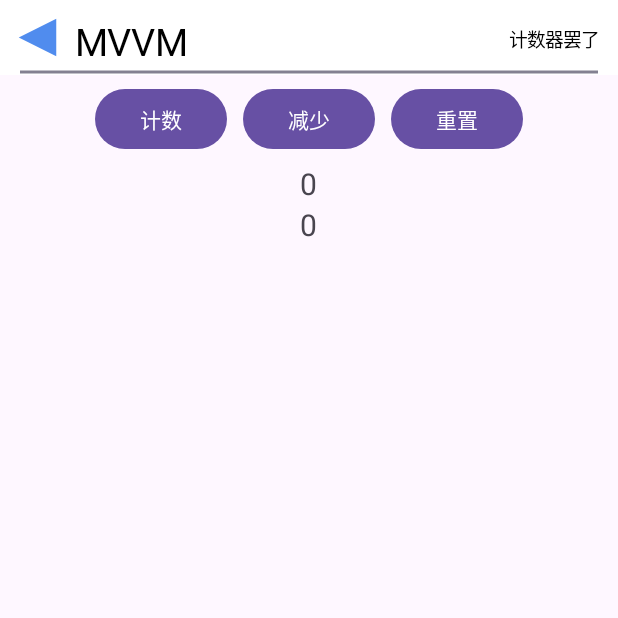
After one commit to Jungezi/AndroidUITest, an Android app: the MvvmTestActivity screen opened directly, with no data from a screen before it, on a phone screen of 412 x 824 dp, the top half of it. The commit adds this screen. Run offline under Robolectric (Android 15) with nearby library versions, the phone set to English and light mode, and no system bars; our stand-ins replace data binding.

Commit message:
观察者 ViewModel + LiveData / DataBinding

```diff
--- a/app/build.gradle.kts
+++ b/app/build.gradle.kts
@@ -29,6 +29,9 @@ android {
         sourceCompatibility = JavaVersion.VERSION_1_8
         targetCompatibility = JavaVersion.VERSION_1_8
     }
+    buildFeatures{
+        dataBinding = true
+    }
 }
 
 dependencies {
@@ -42,6 +45,7 @@ dependencies {
     androidTestImplementation(libs.ext.junit)
     androidTestImplementation(libs.espresso.core)
     implementation(libs.okhttp)
-    implementation("com.google.code.gson:gson:2.11.0")
+    implementation(libs.gson)
+    implementation(libs.lifecycle.extensions)
 
 }
--- a/app/src/main/AndroidManifest.xml
+++ b/app/src/main/AndroidManifest.xml
@@ -14,6 +14,9 @@
         android:supportsRtl="true"
         android:theme="@style/Theme.UItest"
         tools:targetApi="31">
+        <activity
+            android:name=".mvvmtest.MvvmTestActivity"
+            android:exported="false" />
         <activity
             android:name=".viewtest.MyViewActivity"
             android:exported="false" />
--- a/app/src/main/java/com/www233/uitest/MainActivity.java
+++ b/app/src/main/java/com/www233/uitest/MainActivity.java
@@ -13,6 +13,7 @@ import androidx.core.view.WindowInsetsCompat;
 
 import com.www233.uitest.charttest.PracticeChartActivity;
 import com.www233.uitest.httptest.PracticeInternetActivity;
+import com.www233.uitest.mvvmtest.MvvmTestActivity;
 import com.www233.uitest.viewtest.MyViewActivity;
 
 public class MainActivity extends AppCompatActivity {
@@ -54,4 +55,9 @@ public class MainActivity extends AppCompatActivity {
         startActivity(intent);
 
     }
+
+    public void toMvvm(View view) {
+        Intent intent = new Intent(this, MvvmTestActivity.class);
+        startActivity(intent);
+    }
 }
--- /dev/null
+++ b/app/src/main/java/com/www233/uitest/mvvmtest/MvvmTestActivity.java
@@ -0,0 +1,97 @@
+package com.www233.uitest.mvvmtest;
+
+import android.content.Context;
+import android.content.SharedPreferences;
+import android.os.Bundle;
+import android.util.Log;
+import android.view.View;
+import android.widget.TextView;
+
+import androidx.activity.EdgeToEdge;
+import androidx.appcompat.app.AppCompatActivity;
+import androidx.core.graphics.Insets;
+import androidx.core.view.ViewCompat;
+import androidx.core.view.WindowInsetsCompat;
+import androidx.databinding.DataBindingUtil;
+import androidx.databinding.ViewDataBinding;
+import androidx.lifecycle.Observer;
+import androidx.lifecycle.ViewModelProvider;
+
+import com.www233.uitest.R;
+import com.www233.uitest.databinding.ActivityMvvmTestBinding;
+
+public class MvvmTestActivity extends AppCompatActivity {
+    private static final String TAG = "myView";
+    MyViewModel myViewModel;
+    SharedPreferences preferences;
+    ActivityMvvmTestBinding viewDataBinding;
+    MyObservable myObservable;
+
+    @Override
+    protected void onCreate(Bundle savedInstanceState) {
+        super.onCreate(savedInstanceState);
+        EdgeToEdge.enable(this);
+        viewDataBinding = DataBindingUtil.setContentView(this, R.layout.activity_mvvm_test);
+//        setContentView(R.layout.activity_mvvm_test);
+        ViewCompat.setOnApplyWindowInsetsListener(findViewById(R.id.main), (v, insets) -> {
+            Insets systemBars = insets.getInsets(WindowInsetsCompat.Type.systemBars());
+            v.setPadding(systemBars.left, systemBars.top, systemBars.right, systemBars.bottom);
+            return insets;
+        });
+
+        getLifecycle().addObserver(new MyObserver(getLifecycle()));
+        initViewModel();
+//        initButton();
+//        initText();
+
+
+    }
+
+    private void initViewModel() {
+        preferences = getPreferences(Context.MODE_PRIVATE);
+        int num = preferences.getInt("CNT", 0);
+        Log.e(TAG, "initViewModel: ");
+        myViewModel = new ViewModelProvider(this,new MyViewModelFactory(num)).get(MyViewModel.class);
+        myObservable = new MyObservable(num);
+
+        Log.e(TAG, "initViewModel: vm1" );
+        myViewModel.getCnt().observe(this, new Observer<Integer>() {
+            @Override
+            public void onChanged(Integer integer) {
+                TextView tv = findViewById(R.id.tv_cnt);
+                tv.setText(String.valueOf(integer));
+            }
+        }); // viewmodel + livedata
+
+        Log.e(TAG, "initViewModel: vm2");
+        viewDataBinding.setVm2(myObservable);       // dataBinding
+        viewDataBinding.setListener(new Listener());
+//        viewDataBinding.setLifecycleOwner(this);
+        Log.e(TAG, "initViewModel: done");
+    }
+
+
+    public class Listener {
+        public void clear() {
+            myViewModel.clear();
+            myObservable.clear();
+        }
+
+        public void plusone() {
+            myViewModel.plusone();
+            myObservable.plusone();
+        }
+
+        public void minusone() {
+            myViewModel.minusone();
+            myObservable.minusone();
+        }
+    }
+
+
+    @Override
+    protected void onPause() {
+        super.onPause();
+        preferences.edit().putInt("CNT", myObservable.getCnt()).apply();  // 存储计数次数
+    }
+}
--- /dev/null
+++ b/app/src/main/java/com/www233/uitest/mvvmtest/MyObservable.java
@@ -0,0 +1,42 @@
+package com.www233.uitest.mvvmtest;
+
+import androidx.databinding.BaseObservable;
+import androidx.databinding.Bindable;
+
+import com.www233.uitest.BR;
+
+
+public class MyObservable extends BaseObservable {
+    private int cnt;
+
+    public MyObservable(int cnt) {
+        this.cnt = cnt;
+    }
+
+    @Bindable
+    public int getCnt() {
+        return cnt;
+    }
+
+    public void setCnt(int cnt) {
+        this.cnt = cnt;
+        notifyPropertyChanged(BR.cnt);
+    }
+    public void clear()
+    {
+        this.cnt = 0;
+        notifyPropertyChanged(BR.cnt);
+    }
+
+    public void plusone()
+    {
+        cnt = cnt + 1;
+        notifyPropertyChanged(BR.cnt);
+    }
+
+    public void minusone()
+    {
+        cnt = cnt - 1;
+        notifyPropertyChanged(BR.cnt);
+    }
+}
--- /dev/null
+++ b/app/src/main/java/com/www233/uitest/mvvmtest/MyObserver.java
@@ -0,0 +1,33 @@
+package com.www233.uitest.mvvmtest;
+
+import android.util.Log;
+
+import androidx.annotation.NonNull;
+import androidx.lifecycle.DefaultLifecycleObserver;
+import androidx.lifecycle.Lifecycle;
+import androidx.lifecycle.LifecycleEventObserver;
+import androidx.lifecycle.LifecycleObserver;
+import androidx.lifecycle.LifecycleOwner;
+import androidx.lifecycle.OnLifecycleEvent;
+
+public class MyObserver implements DefaultLifecycleObserver {
+
+    private static final String TAG = "myView";
+    Lifecycle lifecycle;
+
+    public MyObserver(Lifecycle lifecycle) {
+        this.lifecycle = lifecycle;
+    }
+
+    @Override
+    public void onCreate(@NonNull LifecycleOwner owner) {
+        DefaultLifecycleObserver.super.onCreate(owner);
+        Log.e(TAG, "(observer)onCreate: ");
+    }
+
+    @Override
+    public void onStop(@NonNull LifecycleOwner owner) {
+        DefaultLifecycleObserver.super.onStop(owner);
+        Log.e(TAG, "(observer)onStop: " );
+    }
+}
--- /dev/null
+++ b/app/src/main/java/com/www233/uitest/mvvmtest/MyViewModel.java
@@ -0,0 +1,51 @@
+package com.www233.uitest.mvvmtest;
+
+import android.util.Log;
+
+import androidx.annotation.NonNull;
+import androidx.annotation.Nullable;
+import androidx.lifecycle.LiveData;
+import androidx.lifecycle.MutableLiveData;
+import androidx.lifecycle.ViewModel;
+
+import java.io.Closeable;
+
+public class MyViewModel extends ViewModel {
+
+    private MutableLiveData<Integer> cnt = new MutableLiveData<>();
+    public LiveData<Integer> getCnt() {
+        return cnt;
+    }
+    public Integer getCntValue() {
+        return cnt.getValue();
+    }
+
+
+    public MyViewModel( int cnt) {
+        this.cnt.setValue(cnt);
+    }
+
+    public MyViewModel(int cnt, @NonNull Closeable... closeables) {
+        super(closeables);
+        this.cnt.setValue(cnt);
+    }
+
+    public void clear()
+    {
+        this.cnt.postValue(0);
+    }
+
+    public void plusone()
+    {
+        int num = cnt.getValue();
+        this.cnt.postValue(num + 1);
+    }
+
+    public void minusone()
+    {
+        int num = cnt.getValue();
+        this.cnt.postValue(num - 1);
+    }
+
+
+}
--- /dev/null
+++ b/app/src/main/java/com/www233/uitest/mvvmtest/MyViewModelFactory.java
@@ -0,0 +1,19 @@
+package com.www233.uitest.mvvmtest;
+
+import androidx.annotation.NonNull;
+import androidx.lifecycle.ViewModel;
+import androidx.lifecycle.ViewModelProvider;
+
+public class MyViewModelFactory implements ViewModelProvider.Factory{
+    int num;
+
+    public MyViewModelFactory(int num) {
+        this.num = num;
+    }
+
+    @NonNull
+    @Override
+    public <T extends ViewModel> T create(@NonNull Class<T> modelClass) {
+        return (T)(new MyViewModel(num));
+    }
+}
--- a/app/src/main/res/layout/activity_main.xml
+++ b/app/src/main/res/layout/activity_main.xml
@@ -35,6 +35,12 @@
         android:onClick="myView"
         android:text="自定义View"
         android:textSize="15dp" />
+    <Button
+        android:layout_width="match_parent"
+        android:layout_height="wrap_content"
+        android:onClick="toMvvm"
+        android:text="MVVM测试"
+        android:textSize="15dp" />
 
 
 </LinearLayout>
--- /dev/null
+++ b/app/src/main/res/layout/activity_mvvm_test.xml
@@ -0,0 +1,80 @@
+<?xml version="1.0" encoding="utf-8"?>
+<layout xmlns:android="http://schemas.android.com/apk/res/android"
+    xmlns:app="http://schemas.android.com/apk/res-auto"
+    xmlns:tools="http://schemas.android.com/tools">
+
+    <data>
+<!--        <variable-->
+<!--            name="vm"-->
+<!--            type="com.www233.uitest.mvvmtest.MyViewModel" />-->
+        <variable
+            name="vm2"
+            type="com.www233.uitest.mvvmtest.MyObservable" />
+        <variable
+            name="listener"
+            type="com.www233.uitest.mvvmtest.MvvmTestActivity.Listener" />
+    </data>
+
+    <LinearLayout
+        android:id="@+id/main"
+        android:layout_width="match_parent"
+        android:layout_height="match_parent"
+        android:orientation="vertical"
+        tools:context=".mvvmtest.MvvmTestActivity">
+
+        <com.www233.uitest.viewtest.MyView
+            android:layout_width="match_parent"
+            android:layout_height="50dp"
+            app:myBackground="@color/blue"
+            app:myContent="计数器罢了"
+            app:myTitle="MVVM" />
+
+        <LinearLayout
+            android:layout_width="wrap_content"
+            android:layout_height="wrap_content"
+            android:layout_gravity="center"
+            android:orientation="horizontal">
+
+            <Button
+                android:id="@+id/bt_cnt_up"
+                android:layout_width="wrap_content"
+                android:layout_height="wrap_content"
+                android:layout_margin="5dp"
+                android:onClick="@{()->listener.plusone()}"
+                android:text="计数" />
+
+            <Button
+                android:id="@+id/bt_cnt_down"
+                android:layout_width="wrap_content"
+                android:layout_height="wrap_content"
+                android:layout_margin="5dp"
+                android:onClick="@{()->listener.minusone()}"
+                android:text="减少" />
+
+            <Button
+                android:id="@+id/bt_cnt_clear"
+                android:layout_width="wrap_content"
+                android:layout_height="wrap_content"
+                android:layout_margin="5dp"
+                android:onClick="@{()->listener.clear()}"
+                android:text="重置" />
+
+        </LinearLayout>
+
+        <TextView
+            android:id="@+id/tv_cnt"
+            android:layout_width="wrap_content"
+            android:layout_height="wrap_content"
+            android:layout_gravity="center"
+            android:text=""
+            android:textSize="20sp" />
+
+        <TextView
+            android:id="@+id/tv_cnt2"
+            android:layout_width="wrap_content"
+            android:layout_height="wrap_content"
+            android:layout_gravity="center"
+            android:text="@{String.valueOf(vm2.cnt) ,default=11}"
+            android:textSize="20sp" />
+    </LinearLayout>
+</layout>
--- a/app/src/main/res/layout/activity_practive_chart.xml
+++ b/app/src/main/res/layout/activity_practive_chart.xml
@@ -17,7 +17,7 @@
         app:layout_constraintStart_toStartOf="parent"
         app:layout_constraintTop_toTopOf="parent"
         app:myBackground="@color/orange"
-        app:myContent="为什么就你没有头啊！！！"
+        app:myContent="有头了好耶！！！"
         app:myTitle="买盘查看界面" />
 
     <LinearLayout
@@ -414,7 +414,7 @@
     </LinearLayout>
 
 
-    <LinearLayout
+    <androidx.fragment.app.FragmentContainerView
         android:id="@+id/fl"
         android:layout_width="match_parent"
         android:layout_height="wrap_content"
--- a/gradle/libs.versions.toml
+++ b/gradle/libs.versions.toml
@@ -1,10 +1,12 @@
 [versions]
 agp = "8.3.0"
 fastjson = "1.2.31"
+gson = "2.11.0"
 junit = "4.13.2"
 junitVersion = "1.1.5"
 espressoCore = "3.5.1"
 appcompat = "1.6.1"
+lifecycleExtensions = "2.2.0"
 material = "1.12.0"
 activity = "1.8.0"
 constraintlayout = "2.1.4"
@@ -12,10 +14,12 @@ okhttp = "4.12.0"
 
 [libraries]
 fastjson = { module = "com.alibaba:fastjson", version.ref = "fastjson" }
+gson = { module = "com.google.code.gson:gson", version.ref = "gson" }
 junit = { group = "junit", name = "junit", version.ref = "junit" }
 ext-junit = { group = "androidx.test.ext", name = "junit", version.ref = "junitVersion" }
 espresso-core = { group = "androidx.test.espresso", name = "espresso-core", version.ref = "espressoCore" }
 appcompat = { group = "androidx.appcompat", name = "appcompat", version.ref = "appcompat" }
+lifecycle-extensions = { module = "androidx.lifecycle:lifecycle-extensions", version.ref = "lifecycleExtensions" }
 material = { group = "com.google.android.material", name = "material", version.ref = "material" }
 activity = { group = "androidx.activity", name = "activity", version.ref = "activity" }
 constraintlayout = { group = "androidx.constraintlayout", name = "constraintlayout", version.ref = "constraintlayout" }
```
Also changed, not shown: app/src/main/java/com/www233/uitest/charttest/PracticeChartActivity.java (+20 -8 lines).
